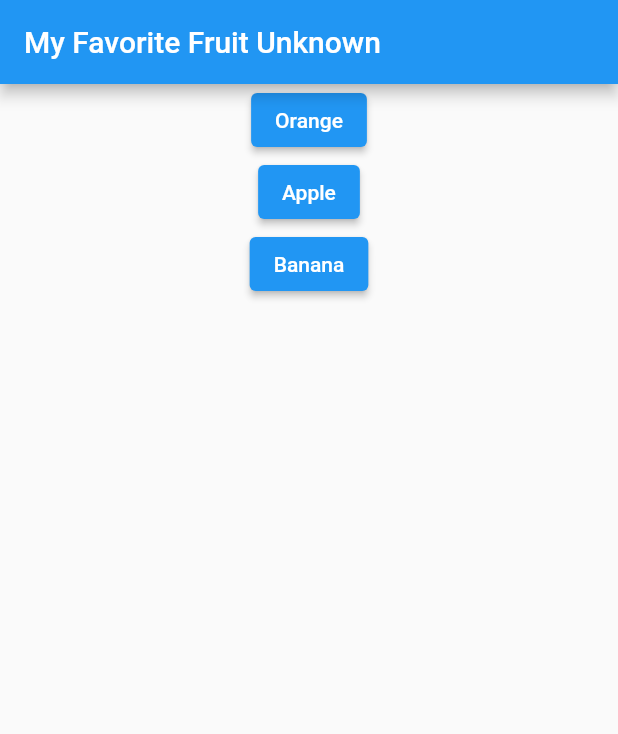
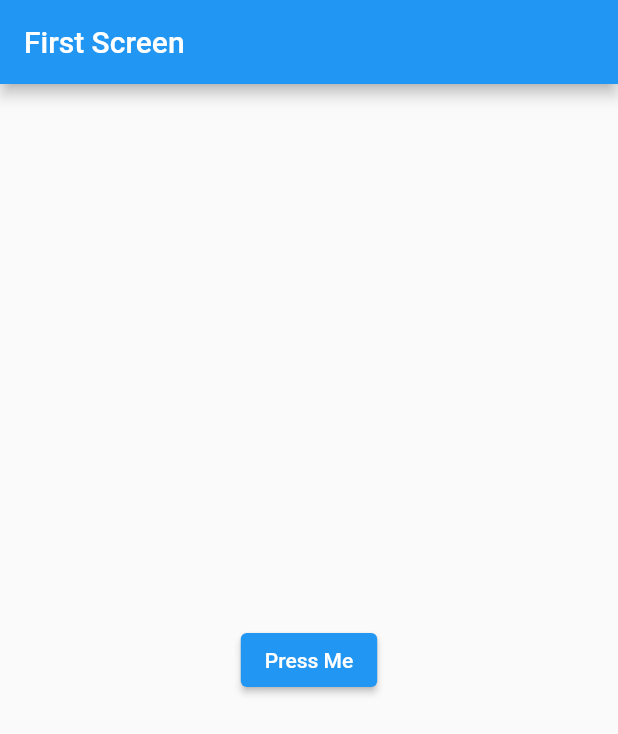
Before and after one commit to eamon831/learn_from_yt, a Flutter app: the screen it shows after launch, on a phone screen of 412 x 824 dp. Shown: the top 734 px of the screen. Run offline on Flutter 3.47's test engine with Material 2 defaults, Android fonts, the phone set to English and light mode, and no system bars.

```diff
--- a/lib/main.dart
+++ b/lib/main.dart
@@ -1,55 +1,63 @@
 import 'package:flutter/material.dart';
 
-void main() => runApp(MyApp());
+void main() {
+  runApp(MyApp());
+}
 
 class MyApp extends StatefulWidget {
+  const MyApp({Key? key}) : super(key: key);
+
   @override
   State<MyApp> createState() => _MyAppState();
 }
 
 class _MyAppState extends State<MyApp> {
-  String tittle = 'My Favorite Fruit ';
-  String fruit = 'Unknown';
+  @override
+  Widget build(BuildContext context) {
+    return MaterialApp(
+      home: FirstScreen(),
+    );
+  }
+}
 
-  callback(varFruit) {
-    setState(() {
-      fruit = varFruit;
-    });
-  }
+class FirstScreen extends StatelessWidget {
+  const FirstScreen({Key? key}) : super(key: key);
 
   @override
   Widget build(BuildContext context) {
-    return MaterialApp(
-      home: Scaffold(
-        appBar: AppBar(
-          title: Text(tittle + fruit),
-        ),
-        body: Center(
-          child: Column(
-            children: [
-              Fruit("Orange",callback),
-              Fruit("Apple",callback),
-              Fruit("Banana",callback),
-            ],
-          ),
+    return Scaffold(
+      appBar: AppBar(title: Text("First Screen")),
+      body: Center(
+        child: ElevatedButton(
+          child: Text("Press Me"),
+          onPressed: () {
+            Navigator.push(context, MaterialPageRoute(builder: (context) => SecondScreen()));
+          },
         ),
       ),
     );
   }
 }
 
-class Fruit extends StatelessWidget {
-  final String name;
-  final Function callback;
-
-  Fruit(this.name,this.callback);
+class SecondScreen extends StatelessWidget {
+  const SecondScreen({Key? key}) : super(key: key);
 
   @override
   Widget build(BuildContext context) {
-    return ElevatedButton(
-        onPressed:(){
-          callback(name);
-        },
-        child: Text(name));
+    return Scaffold(
+      appBar: AppBar(
+        automaticallyImplyLeading: false,
+        title: Text("Second Screen"),
+      ),
+      body: Center(
+        child: ElevatedButton(
+          child: Text("Press Me"),
+          onPressed: () {
+            //Navigator.push(context, MaterialPageRoute(builder: (context) => FirstScreen()));
+            Navigator.pop(context);
+          },
+        ),
+      ),
+    );
   }
 }
```
